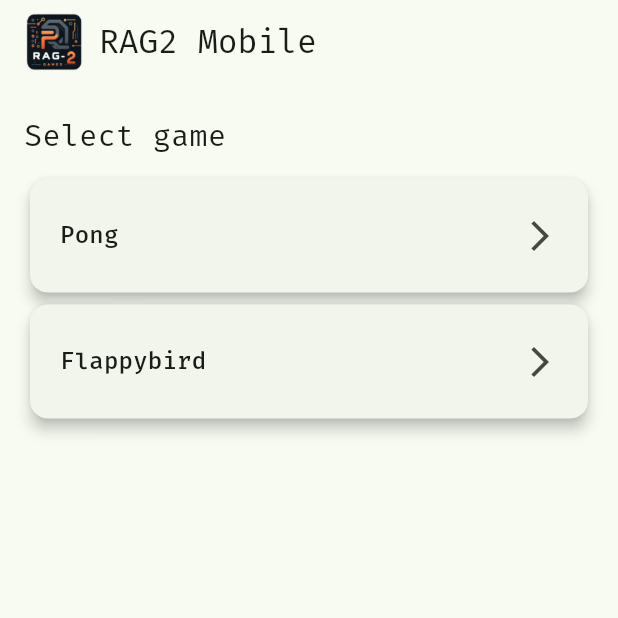
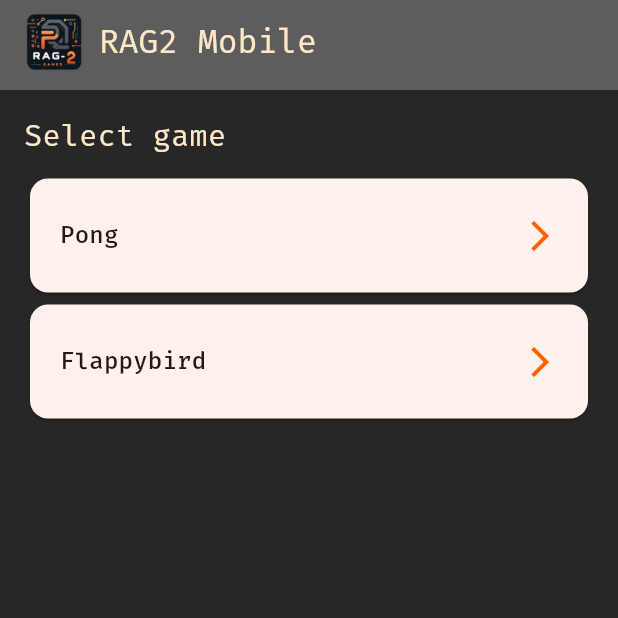
Before and after one commit to marcinbator/RAG2-mobile, a Flutter app: the screen it shows after launch, on a phone screen of 412 x 824 dp, the top half of it. Run offline on Flutter 3.47's test engine with Material 3 defaults, Android fonts, the phone set to English and light mode, and no system bars; our stand-ins replace google_fonts.

Commit message:
feat: #main colors theme

```diff
--- a/lib/main.dart
+++ b/lib/main.dart
@@ -1,7 +1,8 @@
 import 'package:flutter/material.dart';
+import 'package:google_fonts/google_fonts.dart';
+import 'package:rag_2_mobile/properties/colors.dart';
 
 import 'screens/game_selection_page.dart';
-import 'package:google_fonts/google_fonts.dart';
 
 void main() {
   runApp(const Rag2Mobile());
@@ -15,11 +16,18 @@ class Rag2Mobile extends StatelessWidget {
     return MaterialApp(
       title: 'RAG2 Mobile',
       theme: ThemeData(
+        textTheme: TextTheme(
+                bodySmall: TextStyle(),
+                bodyMedium: TextStyle(),
+                bodyLarge: TextStyle())
+            .apply(bodyColor: mainCreme, displayColor: mainCreme),
         fontFamily: GoogleFonts.firaCode().fontFamily,
-        colorScheme: ColorScheme.fromSeed(seedColor: Colors.green),
+        colorScheme: ColorScheme.fromSeed(seedColor: mainOrange),
+        primaryColorLight: mainCreme,
+        primaryColorDark: mainGray,
+        scaffoldBackgroundColor: mainGray,
         useMaterial3: true,
       ),
-
       home: const GameSelectionPage(),
       debugShowCheckedModeBanner: false,
     );
--- /dev/null
+++ b/lib/properties/colors.dart
@@ -0,0 +1,6 @@
+import 'dart:ui';
+
+const mainOrange = Color.fromRGBO(255, 96, 0, 1);
+const mainGray = Color.fromRGBO(39, 39, 39, 1);
+const lightGray = Color.fromRGBO(93, 93, 93, 1);
+const mainCreme = Color.fromRGBO(255, 230, 199, 1);
--- a/lib/screens/game_selection_page.dart
+++ b/lib/screens/game_selection_page.dart
@@ -1,4 +1,5 @@
 import 'package:flutter/material.dart';
+import 'package:rag_2_mobile/properties/colors.dart';
 
 import '../models/game.dart';
 import 'game_page.dart';
@@ -17,6 +18,7 @@ class GameSelectionPage extends StatelessWidget {
       appBar: PreferredSize(
         preferredSize: const Size.fromHeight(60.0),
         child: AppBar(
+          backgroundColor: lightGray,
           title: Row(
             children: [
               Image.asset(
@@ -24,7 +26,10 @@ class GameSelectionPage extends StatelessWidget {
                 height: 40,
               ),
               const SizedBox(width: 10),
-              const Text("RAG2 Mobile"),
+              const Text(
+                "RAG2 Mobile",
+                style: TextStyle(color: mainCreme),
+              ),
             ],
           ),
         ),
@@ -38,26 +43,28 @@ class GameSelectionPage extends StatelessWidget {
               padding: EdgeInsets.only(bottom: 10.0),
               child: Text(
                 "Select game",
-                style: TextStyle(
-                  fontSize: 20,
-                ),
+                style: TextStyle(fontSize: 20, color: mainCreme),
               ),
             ),
             Expanded(
               child: ListView(
                 children: games.map((game) {
                   return Card(
-                    elevation: 4,
+                    elevation: 1,
                     shape: RoundedRectangleBorder(
                       borderRadius: BorderRadius.circular(12),
                     ),
                     child: ListTile(
-                      contentPadding: const EdgeInsets.symmetric(horizontal: 20, vertical: 10),
+                      contentPadding: const EdgeInsets.symmetric(
+                          horizontal: 20, vertical: 10),
                       title: Text(
                         game.name,
                         style: Theme.of(context).textTheme.titleMedium,
                       ),
-                      trailing: const Icon(Icons.arrow_forward_ios),
+                      trailing: const Icon(
+                        Icons.arrow_forward_ios,
+                        color: mainOrange,
+                      ),
                       onTap: () {
                         Navigator.push(
                           context,
```
Also changed, not shown: lib/screens/components/game_steering.dart (+23 -8 lines), lib/screens/game_page.dart (+69 -9 lines), 4 other files.
